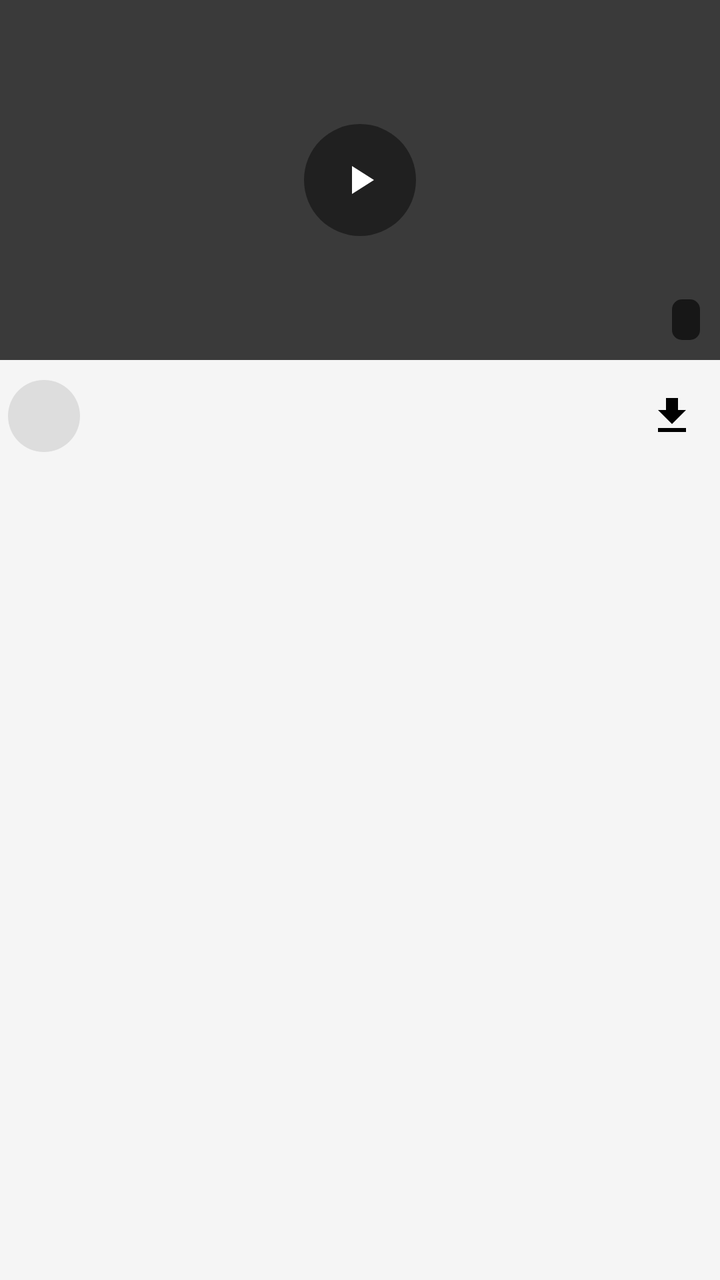
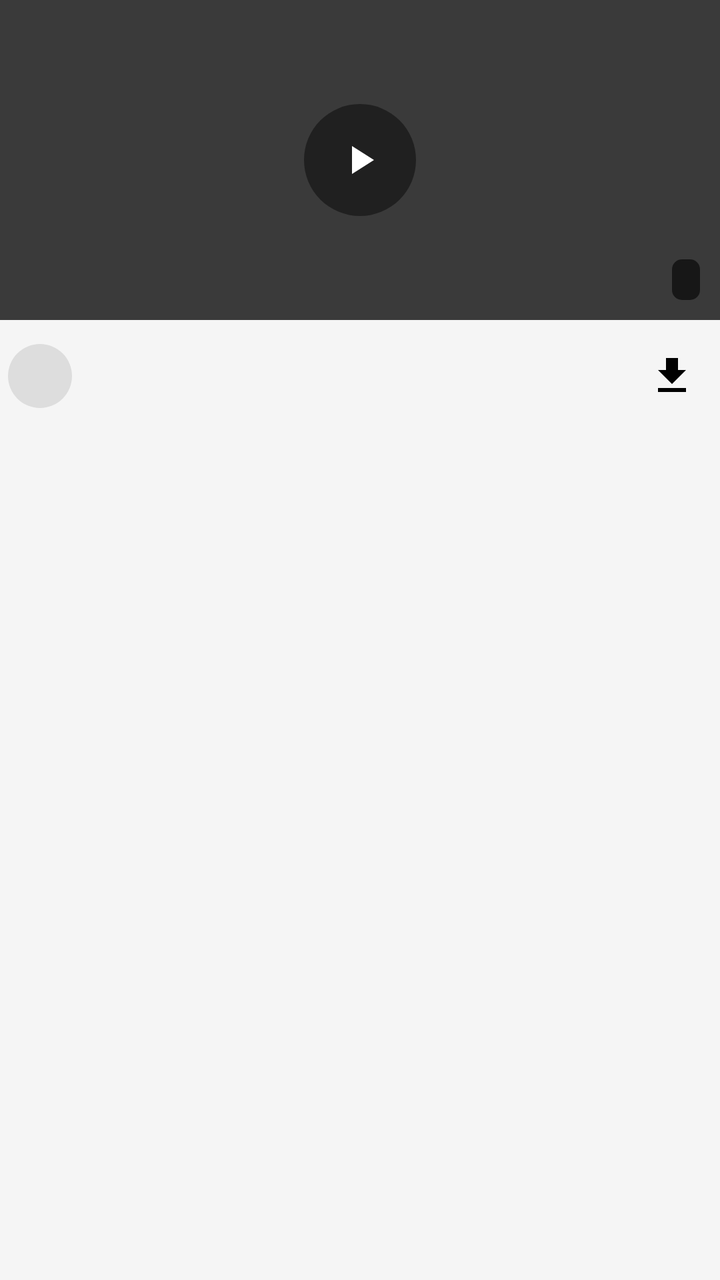

Before-and-after screenshots of an Android layout around one commit, followed by the original layout XML and the change that was made.
<!-- AndroidManifest.xml: application theme Theme.PhoenixDownloader -->
<!-- res/layout/item_video.xml -->
<?xml version="1.0" encoding="utf-8"?>
<LinearLayout xmlns:android="http://schemas.android.com/apk/res/android"
    android:layout_width="match_parent"
    android:layout_height="wrap_content"
    android:orientation="vertical"
    android:paddingBottom="8dp">

    <FrameLayout
        android:layout_width="match_parent"
        android:layout_height="180dp"
        android:background="@drawable/bg_thumb">

        
        <ImageView
            android:id="@+id/iv_thumb"
            android:layout_width="match_parent"
            android:layout_height="match_parent"
            android:scaleType="centerCrop"
            android:background="#3A3A3A" />

        <FrameLayout
            android:layout_width="56dp"
            android:layout_height="56dp"
            android:layout_gravity="center"
            android:background="@drawable/bg_play_circle">
            <ImageView
                android:layout_width="24dp"
                android:layout_height="24dp"
                android:layout_gravity="center"
                android:src="@drawable/ic_play"
                app:tint="@color/white"
                xmlns:app="http://schemas.android.com/apk/res-auto" />
        </FrameLayout>

        <TextView
            android:id="@+id/tv_views"
            android:layout_width="wrap_content"
            android:layout_height="wrap_content"
            android:layout_gravity="bottom|start"
            android:layout_margin="10dp"
            android:textColor="@color/white"
            android:textSize="13sp"
            android:textStyle="bold"
            android:shadowColor="#99000000"
            android:shadowRadius="4" />

        <TextView
            android:id="@+id/tv_duration"
            android:layout_width="wrap_content"
            android:layout_height="wrap_content"
            android:layout_gravity="bottom|end"
            android:layout_margin="10dp"
            android:background="@drawable/bg_duration"
            android:paddingStart="7dp"
            android:paddingEnd="7dp"
            android:paddingTop="2dp"
            android:paddingBottom="2dp"
            android:textColor="@color/white"
            android:textSize="12sp"
            android:textStyle="bold" />
    </FrameLayout>

    <LinearLayout
        android:layout_width="match_parent"
        android:layout_height="wrap_content"
        android:orientation="horizontal"
        android:gravity="center_vertical"
        android:paddingStart="4dp"
        android:paddingEnd="4dp"
        android:paddingTop="8dp">

        <FrameLayout
            android:layout_width="36dp"
            android:layout_height="36dp"
            android:background="@drawable/bg_avatar">
            <TextView
                android:id="@+id/tv_avatar"
                android:layout_width="wrap_content"
                android:layout_height="wrap_content"
                android:layout_gravity="center"
                android:textSize="16sp" />
        </FrameLayout>

        <LinearLayout
            android:layout_width="0dp"
            android:layout_height="wrap_content"
            android:layout_weight="1"
            android:layout_marginStart="10dp"
            android:orientation="vertical">

            <TextView
                android:id="@+id/tv_title"
                android:layout_width="match_parent"
                android:layout_height="wrap_content"
                android:textColor="@color/text_primary"
                android:textSize="13sp"
                android:textStyle="bold"
                android:maxLines="2"
                android:ellipsize="end"
                android:lineSpacingExtra="1dp" />

            <TextView
                android:id="@+id/tv_subtitle"
                android:layout_width="match_parent"
                android:layout_height="wrap_content"
                android:layout_marginTop="3dp"
                android:textColor="@color/text_secondary"
                android:textSize="12sp"
                android:maxLines="1"
                android:ellipsize="end" />
        </LinearLayout>

        <ImageView
            android:id="@+id/btn_item_download"
            android:layout_width="40dp"
            android:layout_height="40dp"
            android:layout_marginStart="8dp"
            android:padding="8dp"
            android:src="@drawable/ic_download"
            android:contentDescription="@string/download" />
    </LinearLayout>
</LinearLayout>
<!-- resources referenced by this layout -->
<resources>
  <color name="text_primary">#1A1A1A</color>
  <color name="text_secondary">#777777</color>
  <color name="white">#FFFFFF</color>
  <!-- drawable bg_avatar (drawable) -->
  <?xml version="1.0" encoding="utf-8"?>
  <shape xmlns:android="http://schemas.android.com/apk/res/android"
      android:shape="oval">
      <solid android:color="#DDDDDD" />
  </shape>
  <!-- drawable bg_duration (drawable) -->
  <?xml version="1.0" encoding="utf-8"?>
  <shape xmlns:android="http://schemas.android.com/apk/res/android"
      android:shape="rectangle">
      <corners android:radius="5dp" />
      <solid android:color="#99000000" />
  </shape>
  <!-- drawable bg_play_circle (drawable) -->
  <?xml version="1.0" encoding="utf-8"?>
  <shape xmlns:android="http://schemas.android.com/apk/res/android"
      android:shape="oval">
      <solid android:color="#73000000" />
  </shape>
  <!-- drawable bg_thumb (drawable) -->
  <?xml version="1.0" encoding="utf-8"?>
  <shape xmlns:android="http://schemas.android.com/apk/res/android"
      android:shape="rectangle">
      <corners android:radius="18dp" />
      <solid android:color="@color/card" />
  </shape>
  <!-- drawable ic_download (drawable) -->
  <vector xmlns:android="http://schemas.android.com/apk/res/android"
      android:width="24dp" android:height="24dp"
      android:viewportWidth="24" android:viewportHeight="24">
      <path android:fillColor="#000000"
          android:pathData="M19,9h-4V3H9v6H5l7,7 7,-7zM5,18v2h14v-2H5z" />
  </vector>
  <!-- drawable ic_play (drawable) -->
  <vector xmlns:android="http://schemas.android.com/apk/res/android"
      android:width="24dp" android:height="24dp"
      android:viewportWidth="24" android:viewportHeight="24">
      <path android:fillColor="#000000"
          android:pathData="M8,5v14l11,-7z" />
  </vector>
  <string name="download">DOWNLOAD</string>
  <style name="Theme.PhoenixDownloader" parent="Theme.Material3.Light.NoActionBar">
          <item name="colorPrimary">@color/red_accent</item>
          <item name="colorPrimaryDark">@color/red_dark</item>
          <item name="colorAccent">@color/red_accent</item>
          <item name="android:windowBackground">@color/bg</item>
          <item name="android:statusBarColor">@color/bg</item>
          <item name="android:windowLightStatusBar">true</item>
      </style>
  <color name="card">#FFFFFF</color>
  <color name="red_accent">#E53935</color>
  <color name="red_dark">#C62828</color>
  <color name="bg">#F5F5F5</color>
</resources>

<!-- the commit's change to res/layout/item_video.xml (unified diff, before → after) -->
@@ -7,7 +7,7 @@
 
     <FrameLayout
         android:layout_width="match_parent"
-        android:layout_height="180dp"
+        android:layout_height="160dp"
         android:background="@drawable/bg_thumb">
 
         
@@ -70,22 +70,22 @@
         android:paddingTop="8dp">
 
         <FrameLayout
-            android:layout_width="36dp"
-            android:layout_height="36dp"
+            android:layout_width="32dp"
+            android:layout_height="32dp"
             android:background="@drawable/bg_avatar">
             <TextView
                 android:id="@+id/tv_avatar"
                 android:layout_width="wrap_content"
                 android:layout_height="wrap_content"
                 android:layout_gravity="center"
-                android:textSize="16sp" />
+                android:textSize="14sp" />
         </FrameLayout>
 
         <LinearLayout
             android:layout_width="0dp"
             android:layout_height="wrap_content"
             android:layout_weight="1"
-            android:layout_marginStart="10dp"
+            android:layout_marginStart="8dp"
             android:orientation="vertical">
 
             <TextView
@@ -93,7 +93,7 @@
                 android:layout_width="match_parent"
                 android:layout_height="wrap_content"
                 android:textColor="@color/text_primary"
-                android:textSize="13sp"
+                android:textSize="12sp"
                 android:textStyle="bold"
                 android:maxLines="2"
                 android:ellipsize="end"
@@ -103,9 +103,9 @@
                 android:id="@+id/tv_subtitle"
                 android:layout_width="match_parent"
                 android:layout_height="wrap_content"
-                android:layout_marginTop="3dp"
+                android:layout_marginTop="2dp"
                 android:textColor="@color/text_secondary"
-                android:textSize="12sp"
+                android:textSize="11sp"
                 android:maxLines="1"
                 android:ellipsize="end" />
         </LinearLayout>
